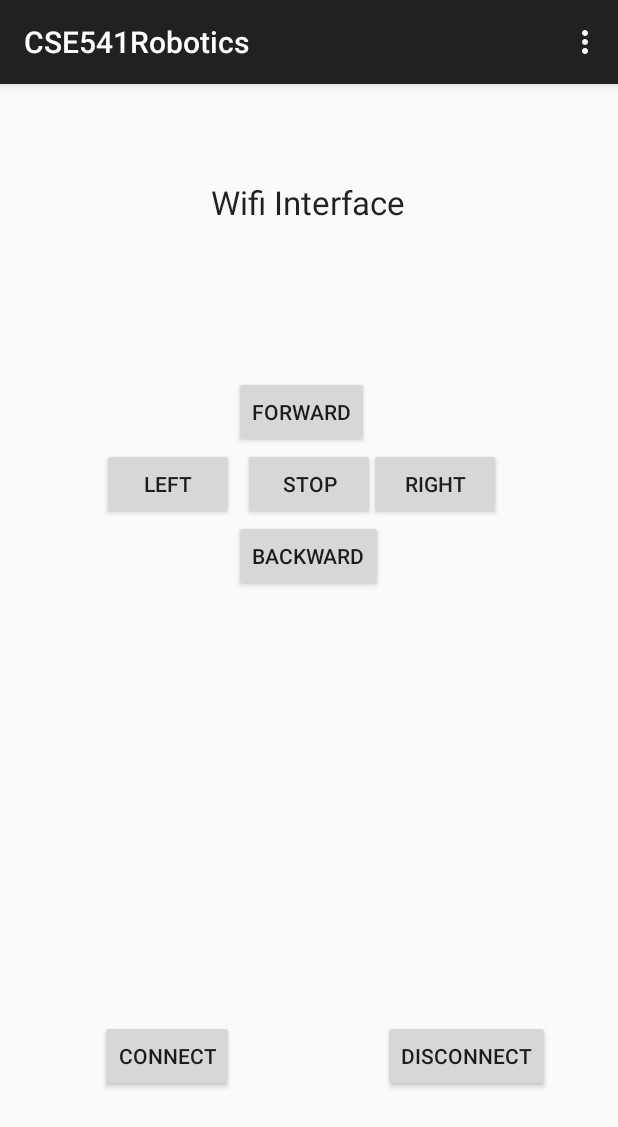
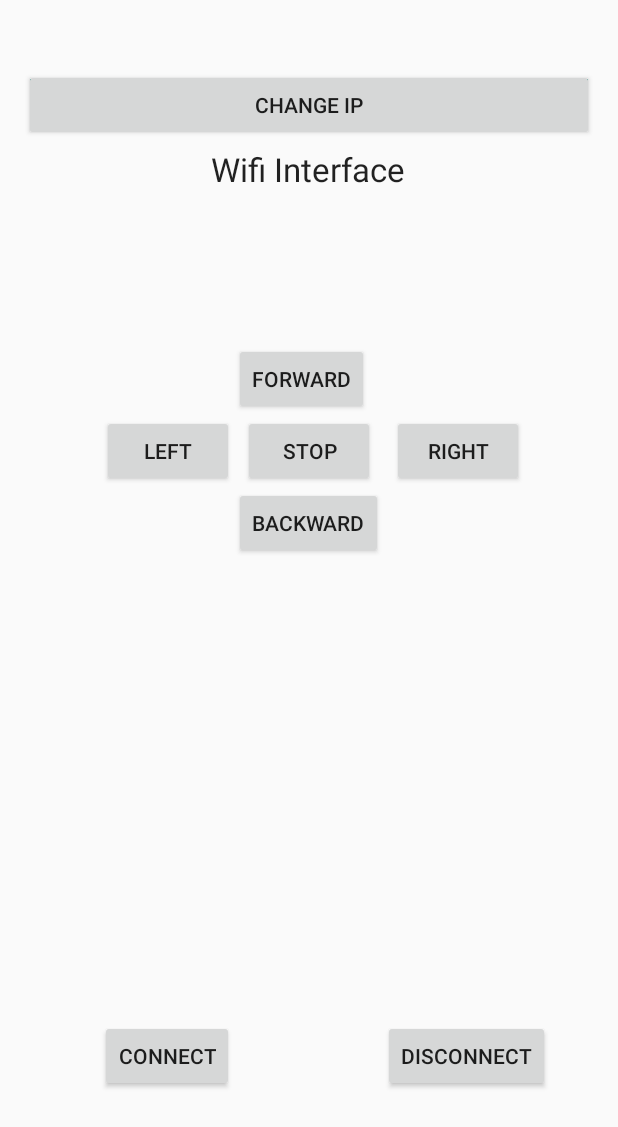
Before and after one commit to typelogical/CSE541Robotics, an Android app: the screen it shows after launch (MainActivity), on a phone screen of 412 x 824 dp. Shown: the top 1127 px of the screen. Run offline under Robolectric (Android 15) with nearby library versions, the phone set to English and light mode, and no system bars.

Commit message:
Finished prototype

```diff
--- a/app/src/main/AndroidManifest.xml
+++ b/app/src/main/AndroidManifest.xml
@@ -1,6 +1,8 @@
 <?xml version="1.0" encoding="utf-8"?>
 <manifest xmlns:android="http://schemas.android.com/apk/res/android"
     package="csusb.cse541.william.cse541robotics" >
+
+    <uses-permission android:name="android.permission.INTERNET" />
 
     <application
         android:allowBackup="true"
--- a/app/src/main/java/csusb/cse541/william/cse541robotics/MainActivity.java
+++ b/app/src/main/java/csusb/cse541/william/cse541robotics/MainActivity.java
@@ -1,103 +1,136 @@
 package csusb.cse541.william.cse541robotics;
-/*
 
-
- */
-import android.support.v7.app.ActionBarActivity;
+import android.app.Activity;
 import android.os.Bundle;
-import android.view.Menu;
-import android.view.MenuItem;
+import android.os.StrictMode;
 import android.view.View;
-
+import android.widget.Button;
+import android.widget.EditText;
 
 import java.io.IOException;
-import java.util.Scanner;
 
-public class MainActivity extends ActionBarActivity {
+public class MainActivity extends Activity {
+
+    private WifiController wifiCtrl = null;
+    private String WifiIP = Constants.REMOTE_IP_ADDRESS;
 
     @Override
     protected void onCreate(Bundle savedInstanceState) {
         super.onCreate(savedInstanceState);
+
+        StrictMode.ThreadPolicy policy = new StrictMode.ThreadPolicy.Builder().permitAll().build();
+        StrictMode.setThreadPolicy(policy);
+
         setContentView(R.layout.activity_main);
+
+        wifiCtrl = new WifiController();
+
+        Button btn_changeip = (Button)findViewById(R.id.btn_changeip);
+        btn_changeip.setOnClickListener(ocl_changeip);
+
+        Button btn_forward = (Button)findViewById(R.id.forwardButton);
+        btn_forward.setOnClickListener(ocl_forward);
+
+        Button btn_backward = (Button)findViewById(R.id.backwardButton);
+        btn_backward.setOnClickListener(ocl_backward);
+
+        Button btn_right = (Button)findViewById(R.id.rightButton);
+        btn_right.setOnClickListener(ocl_right);
+
+        Button btn_left = (Button)findViewById(R.id.leftButton);
+        btn_left.setOnClickListener(ocl_left);
+
+        Button btn_stop = (Button)findViewById(R.id.stopButton);
+        btn_stop.setOnClickListener(ocl_stop);
+
+        Button btn_connect = (Button)findViewById(R.id.connectButton);
+        btn_connect.setOnClickListener(ocl_connect);
+
+        Button btn_disconnect = (Button)findViewById(R.id.disconnectButton);
+        btn_disconnect.setOnClickListener(ocl_disconnect);
     }
 
+    /* Disconnect from the arduino robot */
+    View.OnClickListener ocl_disconnect = new View.OnClickListener() {
         @Override
-    public boolean onCreateOptionsMenu(Menu menu) {
-        // Inflate the menu; this adds items to the action bar if it is present.
-        getMenuInflater().inflate(R.menu.menu_main, menu);
-        return true;
-    }
-
-    @Override
-    public boolean onOptionsItemSelected(MenuItem item) {
-        // Handle action bar item clicks here. The action bar will
-        // automatically handle clicks on the Home/Up button, so long
-        // as you specify a parent activity in AndroidManifest.xml.
-        int id = item.getItemId();
-
-        //noinspection SimplifiableIfStatement
-        if (id == R.id.action_settings) {
-            return true;
-        }
-
-        return super.onOptionsItemSelected(item);
-    }
-    /* Connect to the arduino robot */
-    public void connect (View view) {
-        wifiCtrl.connect (Constants.REMOTE_IP_ADDRESS, Constants.REMOTE_PORT);
-    }
-    /* Disconnect from the arduino robot */
-    public void disconnect (View view) {
+        public void onClick(View v) {
             try {
-            wifiCtrl.disconnect ();
+                wifiCtrl.disconnect();
             } catch (IOException e) {
                 e.printStackTrace();
             }
         }
+    };
 
-    /* Move the robot forward */
-    public void forward (View view) {
+    /* Connect to the arduino robot */
+    View.OnClickListener ocl_connect = new View.OnClickListener() {
+        @Override
+        public void onClick(View v) {
+            wifiCtrl.connect (WifiIP, Constants.REMOTE_PORT, MainActivity.this);
+        }
+    };
+
+    View.OnClickListener ocl_forward = new View.OnClickListener() {
+        @Override
+        public void onClick(View v) {
             try {
                 wifiCtrl.send(Constants.FORWARD_SIG);
             } catch (IOException e) {
                 e.printStackTrace();
             }
         }
-    /* Move the robot backward */
-    public void backward (View view) {
+    };
+
+    View.OnClickListener ocl_backward = new View.OnClickListener() {
+        @Override
+        public void onClick(View v) {
             try {
-            wifiCtrl.send (Constants.BACKWARD_SIG);
+                wifiCtrl.send(Constants.BACKWARD_SIG);
             } catch (IOException e) {
                 e.printStackTrace();
             }
         }
-    /* Move the robot left */
-    public void left (View view) {
+    };
+
+    View.OnClickListener ocl_right = new View.OnClickListener() {
+        @Override
+        public void onClick(View v) {
             try {
-            wifiCtrl.send (Constants.LEFT_SIG);
+                wifiCtrl.send(Constants.RIGHT_SIG);
             } catch (IOException e) {
                 e.printStackTrace();
             }
         }
-    /* Move the robot right */
-    public void right (View view) {
+    };
+
+    View.OnClickListener ocl_left = new View.OnClickListener() {
+        @Override
+        public void onClick(View v) {
             try {
-            wifiCtrl.send (Constants.RIGHT_SIG);
+                wifiCtrl.send(Constants.LEFT_SIG);
             } catch (IOException e) {
                 e.printStackTrace();
             }
         }
-    /* Stop the robot */
-    public void stop (View view) {
+    };
+
+    View.OnClickListener ocl_stop = new View.OnClickListener() {
+        @Override
+        public void onClick(View v) {
             try {
-            wifiCtrl.send (Constants.STOP_SIG);
+                wifiCtrl.send(Constants.STOP_SIG);
             } catch (IOException e) {
                 e.printStackTrace();
             }
         }
+    };
 
-    public void testConnection () {
+    View.OnClickListener ocl_changeip = new View.OnClickListener() {
+        @Override
+        public void onClick(View v) {
+            EditText et_changeip = (EditText)findViewById(R.id.et_changeip);
+            WifiIP = et_changeip.getText().toString();
+        }
+    };
 
 }
-    private WifiController wifiCtrl;
-}
--- a/app/src/main/res/layout/activity_main.xml
+++ b/app/src/main/res/layout/activity_main.xml
@@ -14,7 +14,23 @@
         android:id="@+id/header"
         android:layout_alignParentTop="true"
         android:layout_centerHorizontal="true"
-        android:layout_marginTop="48dp" />
+        android:layout_marginTop="52dp"
+        android:paddingTop="30dp"
+        tools:ignore="HardcodedText" />
+
+    <EditText
+        android:layout_width="fill_parent"
+        android:layout_height="wrap_content"
+        android:id="@+id/et_changeip"
+        android:inputType="text"/>
+
+    <Button
+        android:layout_width="fill_parent"
+        android:layout_height="wrap_content"
+        android:layout_marginTop="30dp"
+        android:text="Change IP"
+        android:id="@+id/btn_changeip"
+        tools:ignore="HardcodedText" />
 
     <Button
         android:layout_width="wrap_content"
@@ -25,7 +41,7 @@
         android:layout_below="@+id/header"
         android:layout_alignLeft="@+id/backwardButton"
         android:layout_alignStart="@+id/forwardButton"
-        android:onClick="forward"/>
+        tools:ignore="HardcodedText" />
 
     <Button
         android:layout_width="wrap_content"
@@ -35,7 +51,9 @@
         android:layout_below="@+id/forwardButton"
         android:layout_toRightOf="@+id/forwardButton"
         android:layout_toEndOf="@+id/forwardButton"
-        android:onClick="right"/>
+        android:layout_marginLeft="15dp"
+        android:layout_marginStart="15dp"
+        tools:ignore="HardcodedText"/>
 
     <Button
         android:layout_width="wrap_content"
@@ -45,7 +63,7 @@
         android:layout_above="@+id/backwardButton"
         android:layout_toLeftOf="@+id/backwardButton"
         android:layout_toStartOf="@+id/backwardButton"
-        android:onClick="left"/>
+        tools:ignore="HardcodedText"/>
 
     <Button
         android:layout_width="wrap_content"
@@ -54,7 +72,7 @@
         android:id="@+id/backwardButton"
         android:layout_below="@+id/rightButton"
         android:layout_centerHorizontal="true"
-        android:onClick="backward"/>
+        tools:ignore="HardcodedText"/>
 
     <Button
         android:layout_width="wrap_content"
@@ -65,7 +83,7 @@
         android:layout_alignParentBottom="true"
         android:layout_toLeftOf="@+id/backwardButton"
         android:layout_toStartOf="@+id/backwardButton"
-        android:onClick="connect"/>
+        tools:ignore="HardcodedText"/>
 
     <Button
         android:layout_width="wrap_content"
@@ -75,14 +93,15 @@
         android:layout_alignTop="@+id/connectButton"
         android:layout_toRightOf="@+id/backwardButton"
         android:layout_toEndOf="@+id/backwardButton"
-        android:onClick="disconnect"/>
+        tools:ignore="HardcodedText"/>
 
     <GridLayout
         android:layout_width="fill_parent"
         android:layout_height="fill_parent"
         android:layout_below="@+id/disconnectButton"
         android:layout_alignParentLeft="true"
-        android:layout_alignParentStart="true"></GridLayout>
+        android:layout_alignParentStart="true"
+        tools:ignore="UselessLeaf"/>
 
     <Button
         android:layout_width="wrap_content"
@@ -90,5 +109,6 @@
         android:text="Stop"
         android:id="@+id/stopButton"
         android:layout_alignTop="@+id/rightButton"
-        android:layout_centerHorizontal="true" />
+        android:layout_centerHorizontal="true"
+        tools:ignore="HardcodedText"/>
 </RelativeLayout>
```
Also changed, not shown: app/src/main/java/csusb/cse541/william/cse541robotics/Constants.java (+5 -3 lines), app/src/main/java/csusb/cse541/william/cse541robotics/WifiController.java (+30 -17 lines). Lines whose indentation alone changed are shown as unchanged.
